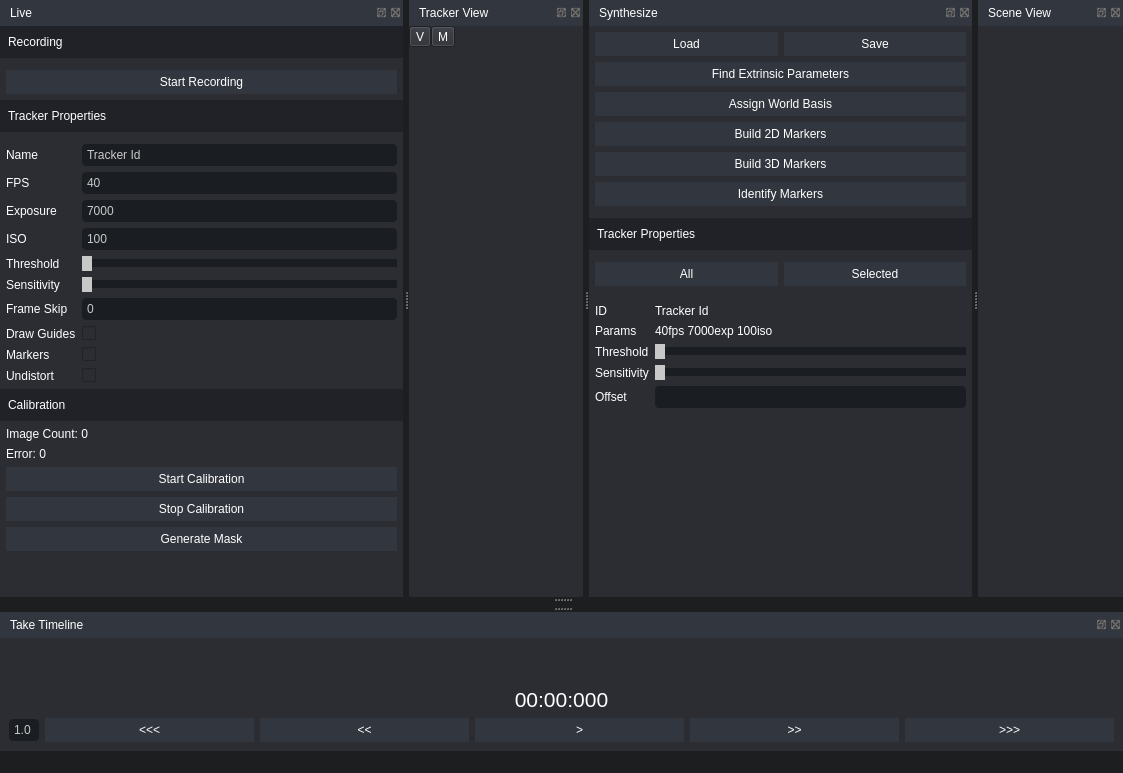
Old version of the form VectorSynth/mainwindow.ui in the repository Rob2048/VectorONE.
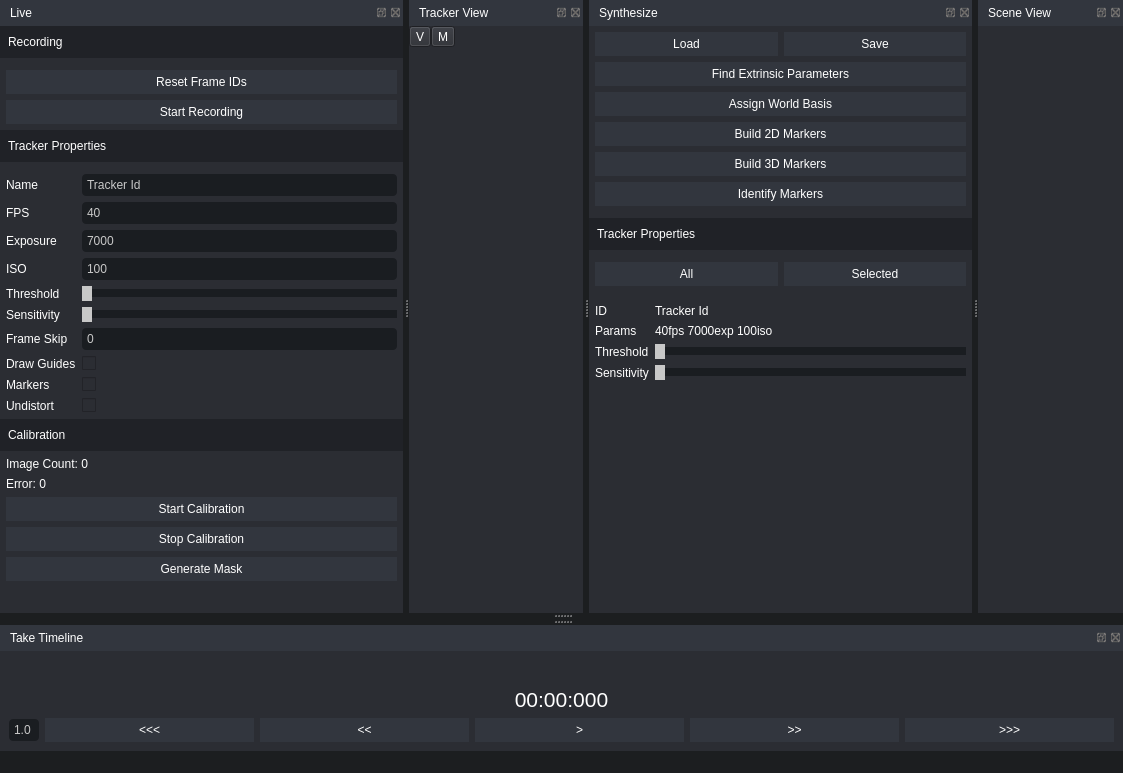
New version of the form.

```diff
--- a/VectorSynth/mainwindow.ui
+++ b/VectorSynth/mainwindow.ui
@@ -259,6 +259,13 @@
        <property name="rightMargin">
         <number>6</number>
        </property>
+       <item>
+        <widget class="QPushButton" name="btnResetFrameIds">
+         <property name="text">
+          <string>Reset Frame IDs</string>
+         </property>
+        </widget>
+       </item>
        <item>
         <widget class="QPushButton" name="btnStartRecording">
          <property name="text">
@@ -1018,16 +1025,6 @@
          </property>
         </widget>
        </item>
-       <item row="5" column="0">
-        <widget class="QLabel" name="label_21">
-         <property name="text">
-          <string>Offset</string>
-         </property>
-        </widget>
-       </item>
-       <item row="5" column="1">
-        <widget class="QLineEdit" name="txtTakeOffset"/>
-       </item>
       </layout>
      </item>
     </layout>
```
Left out of the diff: 14 changed lines with no effect on the pictures.
